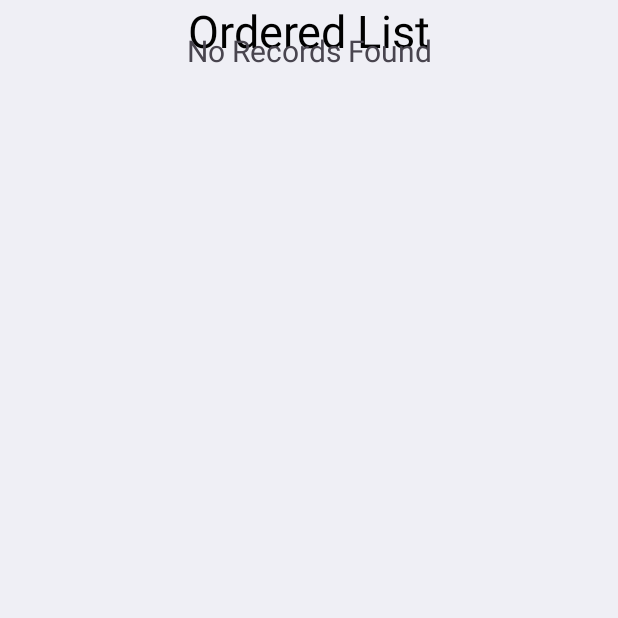
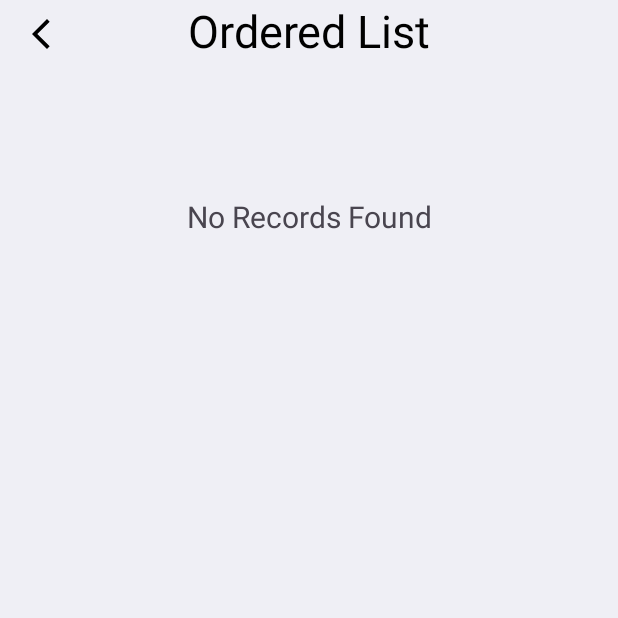
Before and after one commit to tejptl29/KitchenHiveApp, an Android app: the ordered_list screen opened directly, with no data from a screen before it, on a phone screen of 412 x 824 dp, the top half of it. Run offline under Robolectric (Android 15) with nearby library versions, the phone set to English and light mode, and no system bars; pictures from the network do not load.

Commit message:
ordered list completed

```diff
--- a/app/src/main/java/com/example/kitchenhive/HomeFragment.java
+++ b/app/src/main/java/com/example/kitchenhive/HomeFragment.java
@@ -122,10 +122,10 @@ public class HomeFragment extends Fragment implements  SwipeRefreshLayout.OnRefr
 
         ArrayList<SlideModel> slideModels = new ArrayList<>();
         slideModels.add(new SlideModel(R.drawable.img6, ScaleTypes.FIT));
-        slideModels.add(new SlideModel(R.drawable.img2, ScaleTypes.FIT));
+        slideModels.add(new SlideModel(R.drawable.img7, ScaleTypes.FIT));
         slideModels.add(new SlideModel(R.drawable.img3, ScaleTypes.FIT));
         slideModels.add(new SlideModel(R.drawable.img4, ScaleTypes.FIT));
-        slideModels.add(new SlideModel(R.drawable.img5, ScaleTypes.FIT));
+        slideModels.add(new SlideModel(R.drawable.img2, ScaleTypes.FIT));
 
         imageSlider.setImageList(slideModels,ScaleTypes.FIT);
 
--- a/app/src/main/java/com/example/kitchenhive/ordered_list.java
+++ b/app/src/main/java/com/example/kitchenhive/ordered_list.java
@@ -5,9 +5,12 @@ import android.app.Activity;
 import android.content.Intent;
 import android.os.Bundle;
 import android.view.LayoutInflater;
+import android.view.MotionEvent;
 import android.view.View;
 import android.view.ViewGroup;
+import android.widget.Button;
 import android.widget.ImageView;
+import android.widget.SeekBar;
 import android.widget.TextView;
 
 import androidx.activity.EdgeToEdge;
@@ -35,12 +38,15 @@ public class ordered_list extends BaseActivity {
     TextView txt_no_record_found;
     ArrayList<JSONObject> jsonObjectsordered = new ArrayList<>();
     orderAdapter orderAdapter;
+    ImageView btn_back;
+
 
     @Override
     protected void onCreate(Bundle savedInstanceState) {
         super.onCreate(savedInstanceState);
         setContentView(R.layout.activity_ordered_list);
         txt_no_record_found = findViewById(R.id.no_rec_found_ordered);
+        btn_back = findViewById(R.id.btn_back);
 
 
         order_items_recyclerView = findViewById(R.id.order_items_recycle);
@@ -48,6 +54,14 @@ public class ordered_list extends BaseActivity {
         orderAdapter = new orderAdapter(ordered_list.this, jsonObjectsordered);
         order_items_recyclerView.setItemAnimator(new DefaultItemAnimator());
         order_items_recyclerView.setAdapter(orderAdapter);
+
+        btn_back.setOnClickListener(new View.OnClickListener() {
+            @Override
+            public void onClick(View view) {
+                finish();
+            }
+        });
+
 
         order_list();
     }
@@ -135,6 +149,19 @@ class orderAdapter extends RecyclerView.Adapter<orderViewHolder> {
             holder.txt_qty.setText("Qty:"+empObject.getString("product_quantity"));
             holder.txt_estimate_time.setText("Time:"+empObject.getString("formatted_prepartion_time"));
             holder.txt_store.setText(empObject.getString("store_name"));
+
+            // Set a max of 9 to correspond to 10 steps (0-9)
+            holder.seekBar.setMax(3);
+
+            holder.seekBar.setProgress(Integer.valueOf(empObject.getString("order_status"))); // Start from step 1
+
+            holder.seekBar.setOnTouchListener(new View.OnTouchListener() {
+                @Override
+                public boolean onTouch(View v, MotionEvent event) {
+                    return true;  // This will consume the touch event and prevent interaction
+                }
+            });
+
             if(new Utility().checkJSONDataNotNull(empObject, "image_url")) {
                 Glide.with(activity).load(empObject.getString("image_url")).into(holder.pro_image);
             }
@@ -172,6 +199,7 @@ class orderViewHolder extends RecyclerView.ViewHolder {
     TextView txt_amount,txt_estimate_time,txt_qty;
     ImageView pro_image,veg_non;
     ConstraintLayout constraintLayout;
+    SeekBar seekBar;
 
 
     orderViewHolder(View itemView, int viewType, Activity context) {
@@ -185,5 +213,6 @@ class orderViewHolder extends RecyclerView.ViewHolder {
         veg_non = itemView.findViewById(R.id.pro_veg_non);
         constraintLayout =  itemView.findViewById(R.id.order_items_product);
 
+        seekBar = itemView.findViewById(R.id.order_status_bar);
     }
 }
--- a/app/src/main/res/layout/activity_ordered_list.xml
+++ b/app/src/main/res/layout/activity_ordered_list.xml
@@ -11,6 +11,18 @@
     <androidx.constraintlayout.widget.ConstraintLayout
         android:layout_width="match_parent"
         android:layout_height="match_parent">
+
+        <ImageButton
+            android:id="@+id/btn_back"
+            android:padding="5dp"
+            app:layout_constraintTop_toTopOf="parent"
+            app:layout_constraintStart_toStartOf="parent"
+            android:src="@drawable/back_btn"
+            android:layout_marginTop="5dp"
+            android:background="#efeff5"
+            android:layout_marginStart="10dp"
+            android:layout_width="wrap_content"
+            android:layout_height="wrap_content"/>
 
         <TextView
             android:id="@+id/txt_order"
@@ -26,8 +38,8 @@
             android:id="@+id/no_rec_found_ordered"
             android:visibility="gone"
             android:layout_width="match_parent"
-            app:layout_constraintTop_toBottomOf="@+id/txt_cart"
-            android:layout_marginTop="30dp"
+            app:layout_constraintTop_toBottomOf="@+id/txt_order"
+            android:layout_marginTop="70dp"
             android:gravity="center_vertical|center_horizontal"
             android:text="No Records Found"
             android:textSize="20sp"
--- a/app/src/main/res/layout/activity_single_store_dtl_pro.xml
+++ b/app/src/main/res/layout/activity_single_store_dtl_pro.xml
@@ -113,9 +113,10 @@
                     app:layout_constraintTop_toBottomOf="@+id/store_owner_name"
                     app:layout_constraintStart_toStartOf="parent"
                     android:layout_margin="10dp"
-                    android:maxLines="2"
+                    android:maxLines="3"
                     android:drawableLeft="@drawable/baseline_location_on_24"
                     android:text="N/A"
+                    android:textSize="10sp"
                     android:layout_width="200dp"
                     android:layout_height="match_parent"/>
 
--- a/app/src/main/res/layout/fragment_home.xml
+++ b/app/src/main/res/layout/fragment_home.xml
@@ -174,7 +174,7 @@
                             app:layout_constraintTop_toBottomOf="@+id/main_cart_slider"
                             android:layout_marginTop="30dp"
                             android:gravity="center_vertical|center_horizontal"
-                            android:text="OFFLINE"
+                            android:text="SERVER OFFLINE"
                             android:drawableLeft="@drawable/baseline_signal_wifi_connected_no_internet_4_24"
                             android:textSize="20sp"
                             android:padding="20dp"
--- a/app/src/main/res/layout/single_store_pro_ui.xml
+++ b/app/src/main/res/layout/single_store_pro_ui.xml
@@ -131,11 +131,12 @@
 
         <TextView
             android:id="@+id/pro_name"
-            android:layout_width="wrap_content"
+            android:layout_width="190dp"
             android:layout_height="wrap_content"
             android:layout_marginStart="10dp"
             android:layout_marginTop="5dp"
             android:text="PIZZA"
+            android:maxLines="2"
             android:textSize="20sp"
             app:layout_constraintStart_toStartOf="parent"
             app:layout_constraintTop_toBottomOf="@+id/pro_veg_non" />
```
Also changed, not shown: app/src/main/res/layout/ordered_items.xml (+75 -9 lines), app/src/main/res/drawable/img7.png (added).
